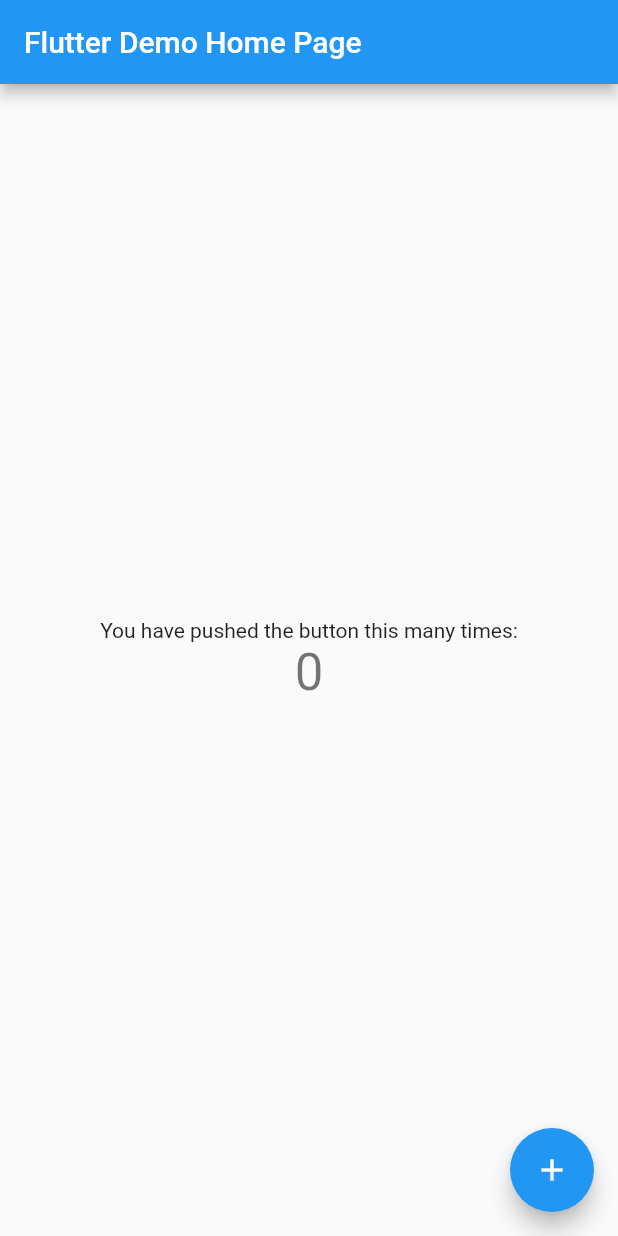
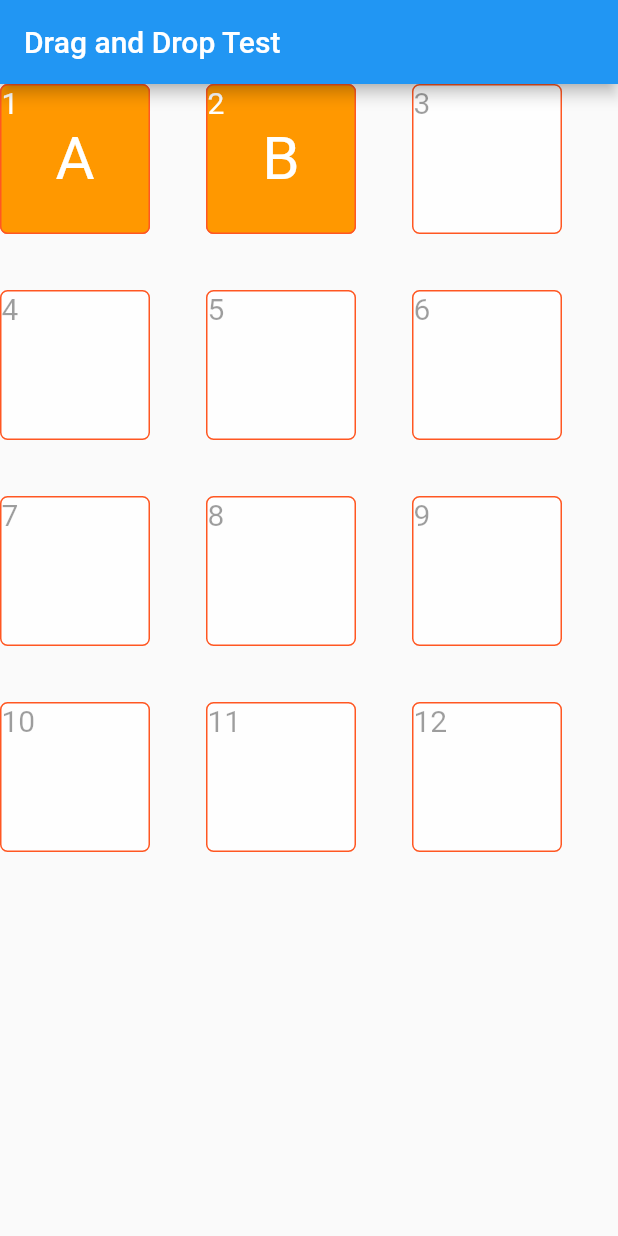
Before and after one commit to ume-bar/Draggable, a Flutter app: the screen it shows after launch, on a phone screen of 412 x 824 dp. Run offline on Flutter 3.47's test engine with Material 2 defaults, Android fonts, the phone set to English and light mode, and no system bars.

```diff
--- a/lib/main.dart
+++ b/lib/main.dart
@@ -1,11 +1,20 @@
 import 'package:flutter/material.dart';
 
-void main() {
-  runApp(const MyApp());
+class CategoryData {
+  int index = -1;
+  String name = "";
+  CategoryData({int? index, String? name}) {
+    if (index != null) this.index = index;
+    if (name != null) this.name = name;
+  }
 }
 
-class MyApp extends StatelessWidget {
-  const MyApp({Key? key}) : super(key: key);
+void main() {
+  runApp(const DraggableScreen());
+}
+
+class DraggableScreen extends StatelessWidget {
+  const DraggableScreen({Key? key}) : super(key: key);
 
   @override
   Widget build(BuildContext context) {
@@ -14,7 +23,7 @@ class MyApp extends StatelessWidget {
       theme: ThemeData(
         primarySwatch: Colors.blue,
       ),
-      home: const MyHomePage(title: 'Flutter Demo Home Page'),
+      home: const MyHomePage(title: 'Drag and Drop Test'),
     );
   }
 }
@@ -25,16 +34,14 @@ class MyHomePage extends StatefulWidget {
   final String title;
 
   @override
-  State<MyHomePage> createState() => _MyHomePageState();
+  State<MyHomePage> createState() => _DraggableState();
 }
 
-class _MyHomePageState extends State<MyHomePage> {
-  int _counter = 0;
-
-  void _incrementCounter() {
-    setState(() {
-      _counter++;
-    });
+class _DraggableState extends State<MyHomePage> {
+  List<CategoryData> itemList = [];
+  _DraggableState() {
+    itemList.add(CategoryData(index: 1, name: "A"));
+    itemList.add(CategoryData(index: 2, name: "B"));
   }
 
   @override
@@ -43,25 +50,110 @@ class _MyHomePageState extends State<MyHomePage> {
       appBar: AppBar(
         title: Text(widget.title),
       ),
-      body: Center(
-        child: Column(
-          mainAxisAlignment: MainAxisAlignment.center,
-          children: <Widget>[
-            const Text(
-              'You have pushed the button this many times:',
-            ),
-            Text(
-              '$_counter',
-              style: Theme.of(context).textTheme.headline4,
-            ),
-          ],
-        ),
-      ),
-      floatingActionButton: FloatingActionButton(
-        onPressed: _incrementCounter,
-        tooltip: 'Increment',
-        child: const Icon(Icons.add),
-      ),
+      body: GridView.extent(
+          maxCrossAxisExtent: 150,
+          children: List.generate(12, (index) {
+            return DragTargetItem(index + 1, itemList);
+          })),
     );
   }
 }
+
+// ignore: must_be_immutable
+class DragTargetItem extends StatefulWidget {
+  int index = 0;
+  List<CategoryData> itemList = [];
+  DragTargetItem(int index, List<CategoryData> itemList, {Key? key})
+      : super(key: key) {
+    this.index = index;
+    this.itemList = itemList;
+  }
+  @override
+  // ignore: library_private_types_in_public_api
+  _DragTargetState createState() => _DragTargetState();
+}
+
+class _DragTargetState extends State<DragTargetItem> {
+  bool willAccept = false;
+  @override
+  Widget build(BuildContext context) {
+    return Stack(children: <Widget>[
+      DragTarget(
+        builder: (context, candidateData, rejectedData) {
+          return dropWedget();
+        },
+        onAccept: (CategoryData? data) {
+          if (data != null && getItemData() == null) {
+            setState(() {
+              data.index = widget.index;
+            });
+          }
+          willAccept = false;
+        },
+        onWillAccept: (data) {
+          willAccept = true;
+          return true;
+        },
+        onLeave: (data) {
+          willAccept = false;
+        },
+      ),
+      getItemData() == null
+          ? Container()
+          : Draggable(
+              data: getItemData(),
+              onDragStarted: () {},
+              onDraggableCanceled: (velocity, offset) {},
+              onDragCompleted: () {
+                setState(() {});
+              },
+              onDragEnd: (details) {},
+              child: itemWedget(0),
+              feedback: itemWedget(1),
+              childWhenDragging: itemWedget(2),
+            ),
+    ]);
+  }
+
+  Widget dropWedget() {
+    return Container(
+      width: 100.0,
+      height: 100.0,
+      decoration: BoxDecoration(
+          color: willAccept ? Colors.orangeAccent : Colors.white70,
+          border: Border.all(color: Colors.deepOrange),
+          borderRadius: BorderRadius.circular(5)),
+      child: Text(widget.index.toString(),
+          style: const TextStyle(color: Colors.black38, fontSize: 20.0)),
+    );
+  }
+
+  Widget itemWedget(int m) {
+    return Container(
+        width: 100.0,
+        height: 100.0,
+        decoration: BoxDecoration(
+            color: (m == 2) ? Colors.orangeAccent : Colors.orange,
+            border: Border.all(color: Colors.deepOrange),
+            borderRadius: BorderRadius.circular(5)),
+        child: Stack(children: <Widget>[
+          (m == 0)
+              ? Text(widget.index.toString(),
+                  style: const TextStyle(color: Colors.white, fontSize: 20.0))
+              : Container(),
+          Center(
+              child: Text(getName(),
+                  style: const TextStyle(color: Colors.white, fontSize: 40.0)))
+        ]));
+  }
+
+  CategoryData? getItemData() {
+    final i =
+        widget.itemList.indexWhere(((item) => item.index == widget.index));
+    return i >= 0 ? widget.itemList[i] : null;
+  }
+
+  String getName() {
+    return getItemData() != null ? getItemData()!.name : "";
+  }
+}
```
Also changed, not shown: 1 other file.
